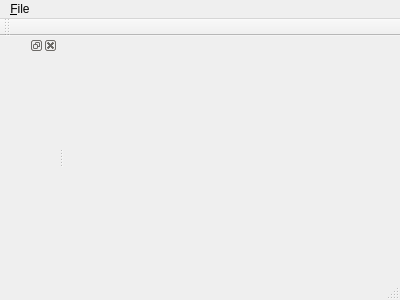
Above: mainwindow.ui from e8johan/fraqter before the change. Below: the same form after it.
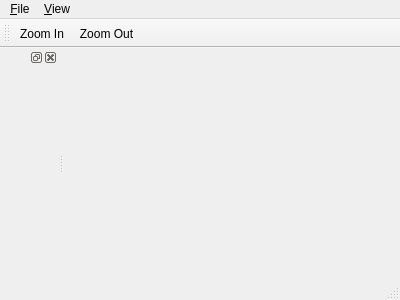
That is the form after the change.

```diff
--- a/mainwindow.ui
+++ b/mainwindow.ui
@@ -31,7 +31,15 @@
     <addaction name="separator"/>
     <addaction name="actionFileExit"/>
    </widget>
+   <widget class="QMenu" name="menu_View">
+    <property name="title">
+     <string>&amp;View</string>
+    </property>
+    <addaction name="actionZoomIn"/>
+    <addaction name="actionZoomOut"/>
+   </widget>
    <addaction name="menu_File"/>
+   <addaction name="menu_View"/>
   </widget>
   <widget class="QToolBar" name="mainToolBar">
    <attribute name="toolBarArea">
@@ -40,6 +48,8 @@
    <attribute name="toolBarBreak">
     <bool>false</bool>
    </attribute>
+   <addaction name="actionZoomIn"/>
+   <addaction name="actionZoomOut"/>
   </widget>
   <widget class="QStatusBar" name="statusBar"/>
   <widget class="QDockWidget" name="propertiesDockWidget">
@@ -64,6 +74,22 @@
     <string>Ctrl+Q</string>
    </property>
   </action>
+  <action name="actionZoomIn">
+   <property name="text">
+    <string>Zoom &amp;In</string>
+   </property>
+   <property name="shortcut">
+    <string>Ctrl++</string>
+   </property>
+  </action>
+  <action name="actionZoomOut">
+   <property name="text">
+    <string>Zoom &amp;Out</string>
+   </property>
+   <property name="shortcut">
+    <string>Ctrl+-</string>
+   </property>
+  </action>
  </widget>
  <layoutdefault spacing="6" margin="11"/>
  <resources/>
```
